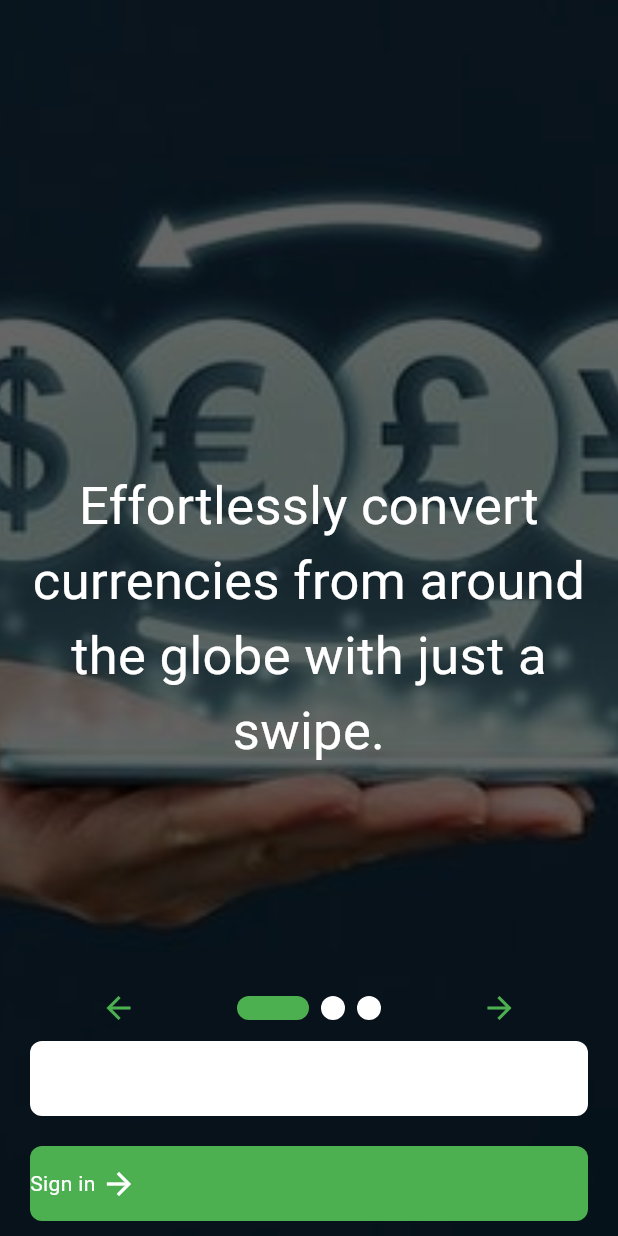
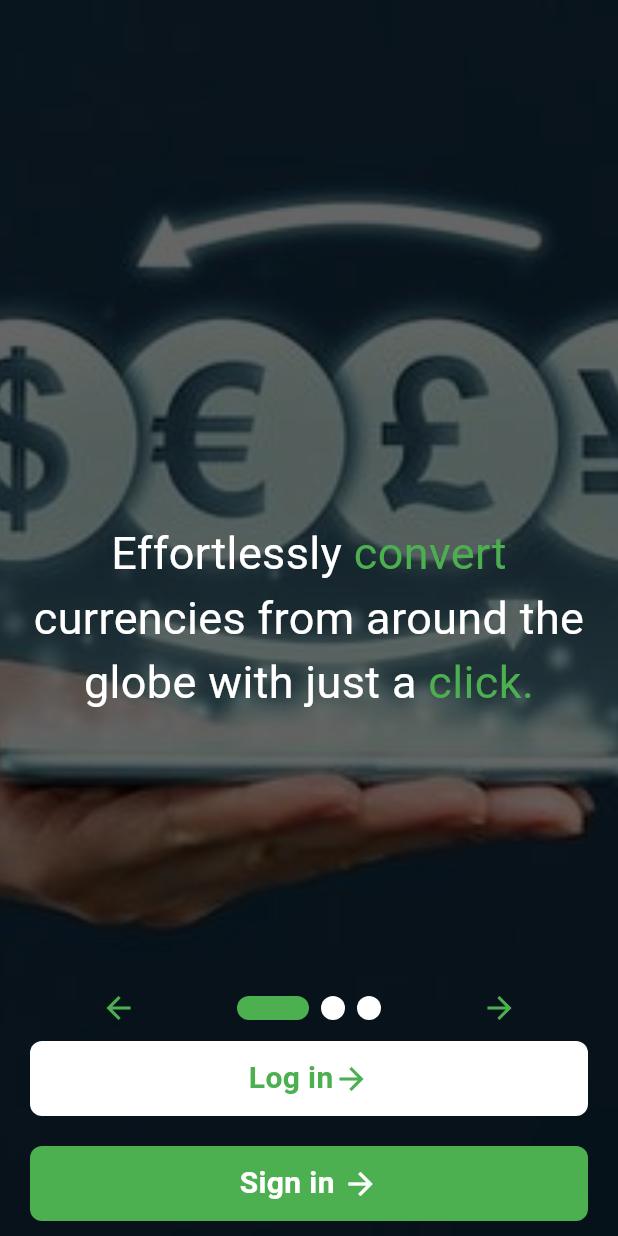
Before and after one commit to shalom-geek-ng/CurrenSee, a Flutter app: the screen it shows after launch, on a phone screen of 412 x 824 dp. Run offline on Flutter 3.47's test engine with Material 3 defaults, Android fonts, the phone set to English and light mode, and no system bars; drawn by our look-alikes of smooth_page_indicator.

Commit message:
new changes

```diff
--- a/lib/Login.dart
+++ b/lib/Login.dart
@@ -1,3 +1,4 @@
+import 'package:curren_see/Page1.dart';
 import 'package:flutter/material.dart';
 import 'package:smooth_page_indicator/smooth_page_indicator.dart';
 
@@ -14,27 +15,7 @@ class Login extends StatelessWidget {
           PageView(
             controller: _controller,
             children: [
-              Container(
-
-                height: double.infinity,
-                alignment: Alignment(0.0, 0.0),
-                width: double.infinity,
-                decoration: BoxDecoration(
-                    image: DecorationImage(
-                        image: AssetImage(
-                            'images/currency.png'
-
-                        ),
-                        fit: BoxFit.cover
-                    )
-                ),
-                child:
-
-                Text('Effortlessly convert currencies from around the globe with just a swipe.', textAlign: TextAlign.center, style: TextStyle(
-                    color: Colors.white, fontSize: 35,
-                ),),
-              ),
-
+              FirstPage(),
               Container(
                 color: Colors.purple,
               ),
@@ -88,6 +69,18 @@ class Login extends StatelessWidget {
                 ),
 
                 Container(
+                  child: Row(
+                    mainAxisAlignment: MainAxisAlignment.center
+                    ,children: [
+
+                    Text('Log in', style: TextStyle(
+                        color: Colors.green,
+                        fontSize: 20,
+                      fontWeight: FontWeight.bold
+                    ),),
+                    Icon(Icons.arrow_forward, color: Colors.green,)
+                  ],
+                  ),
                   margin: EdgeInsets.symmetric(vertical: 10, horizontal: 20),
                   width: double.infinity,
                   height: 50,
@@ -102,13 +95,18 @@ class Login extends StatelessWidget {
 
 
                       child: Row(
-                        children: [
+                      mainAxisAlignment: MainAxisAlignment.center
+                      ,children: [
 
                           Text('Sign in ', style: TextStyle(
-                            color: Colors.white
+                            fontWeight: FontWeight.bold,
+                            color: Colors.white,
+                            fontSize: 20
                           ),),
                           Icon(Icons.arrow_forward, color: Colors.white,)
                         ],
+
+
 
                                         ),
 
--- /dev/null
+++ b/lib/Page1.dart
@@ -0,0 +1,67 @@
+import 'package:flutter/material.dart';
+
+class FirstPage extends StatelessWidget {
+  const FirstPage({super.key});
+
+  @override
+  Widget build(BuildContext context) {
+    return  Container(
+
+        height: double.infinity,
+        alignment: Alignment(0.0, 0.0),
+        width: double.infinity,
+        decoration: BoxDecoration(
+            image: DecorationImage(
+                image: AssetImage(
+                    'images/currency.png'
+
+                ),
+                fit: BoxFit.cover
+            )
+        ),
+        child:
+
+        Text.rich(
+          TextSpan(
+              children: [
+                TextSpan(
+                    text: 'Effortlessly ',
+                    style: TextStyle(
+                        color: Colors.white,
+                        fontSize: 30
+                    )
+                ),
+                TextSpan(
+                    text: 'convert ',
+                    style: TextStyle(
+                        color: Colors.green,
+                        fontSize: 30
+                    )
+                ),
+
+                TextSpan(
+                    text: 'currencies from around the globe with just a ',
+                    style: TextStyle(
+                        color: Colors.white,
+                        fontSize: 30
+                    )
+                ),
+
+                TextSpan(
+                    text: 'click.',
+                    style: TextStyle(
+                        color: Colors.green,
+                        fontSize: 30
+                    )
+                ),
+
+
+              ]
+          ),
+          textAlign: TextAlign.center,
+        )
+
+
+    );
+  }
+}
```
Also changed, not shown: lib/Page2.dart (added).
